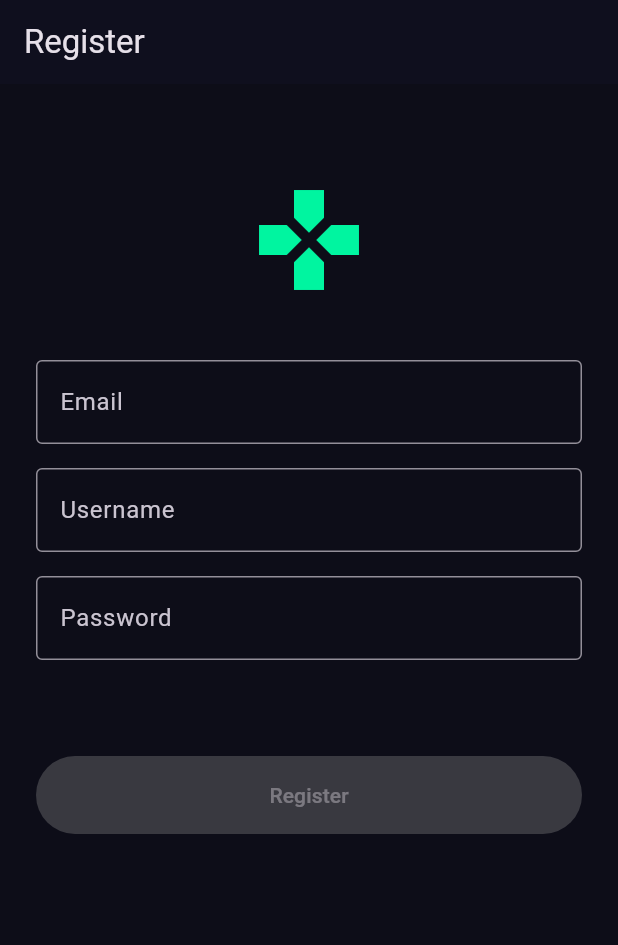
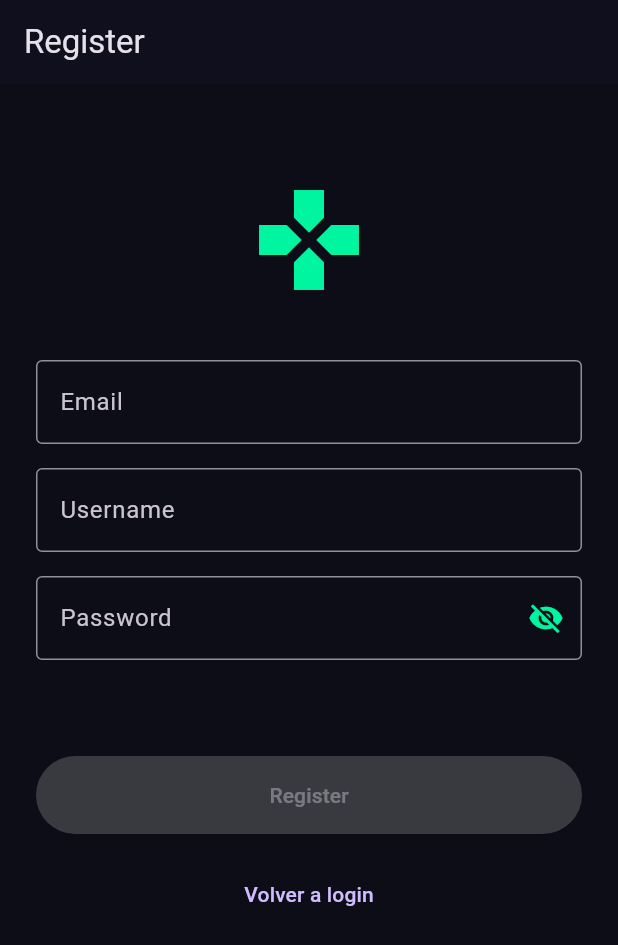
Before and after one commit to ingvaleriariera/arrowMaze-cliente, a Flutter app: the screen it shows after launch, after a tap on "Register", on a phone screen of 412 x 824 dp. Shown: the top 945 px of the screen. Run offline on Flutter 3.47's test engine with Material 3 defaults, Android fonts, the phone set to English and light mode, and no system bars; our stand-ins replace dio, flutter_riverpod, flutter_secure_storage, go_router, just_audio, shared_preferences.

Commit message:
feat(auth): add back to login button in register screen and add show/hide password toggle button

```diff
--- a/lib/infrastructure/screens/login_screen.dart
+++ b/lib/infrastructure/screens/login_screen.dart
@@ -17,6 +17,7 @@ class _LoginScreenState extends ConsumerState<LoginScreen> {
   final _passwordController = TextEditingController();
 
   String? _emailOrUsernameError;
+  bool _showPassword = false;
 
   @override
   void initState() {
@@ -120,11 +121,18 @@ class _LoginScreenState extends ConsumerState<LoginScreen> {
             const SizedBox(height: 16),
             TextField(
               controller: _passwordController,
-              obscureText: true,
+              obscureText: !_showPassword,
               enabled: !authState.isLoading,
               decoration: InputDecoration(
                 labelText: l10n.translate('password'),
                 border: const OutlineInputBorder(),
+                suffixIcon: IconButton(
+                  icon: Icon(
+                    _showPassword ? Icons.visibility : Icons.visibility_off,
+                    color: const Color(0xFF00F5A0),
+                  ),
+                  onPressed: () => setState(() => _showPassword = !_showPassword),
+                ),
               ),
             ),
             const SizedBox(height: 24),
--- a/lib/infrastructure/screens/register_screen.dart
+++ b/lib/infrastructure/screens/register_screen.dart
@@ -21,6 +21,7 @@ class _RegisterScreenState extends ConsumerState<RegisterScreen> {
   String? _emailError;
   String? _usernameError;
   String? _passwordError;
+  bool _showPassword = false;
 
   @override
   void initState() {
@@ -170,11 +171,18 @@ class _RegisterScreenState extends ConsumerState<RegisterScreen> {
             const SizedBox(height: 16),
             TextField(
               controller: _passwordController,
-              obscureText: true,
+              obscureText: !_showPassword,
               enabled: !authState.isLoading,
               decoration: InputDecoration(
                 labelText: l10n.translate('password'),
                 border: const OutlineInputBorder(),
+                suffixIcon: IconButton(
+                  icon: Icon(
+                    _showPassword ? Icons.visibility : Icons.visibility_off,
+                    color: const Color(0xFF00F5A0),
+                  ),
+                  onPressed: () => setState(() => _showPassword = !_showPassword),
+                ),
               ),
             ),
             const SizedBox(height: 16),
@@ -224,6 +232,11 @@ class _RegisterScreenState extends ConsumerState<RegisterScreen> {
                     : Text(l10n.translate('register')),
               ),
             ),
+            const SizedBox(height: 16),
+            TextButton(
+              onPressed: authState.isLoading ? null : () => context.go('/login'),
+              child: const Text('Volver a login'),
+            ),
           ],
         ),
       ),
```
